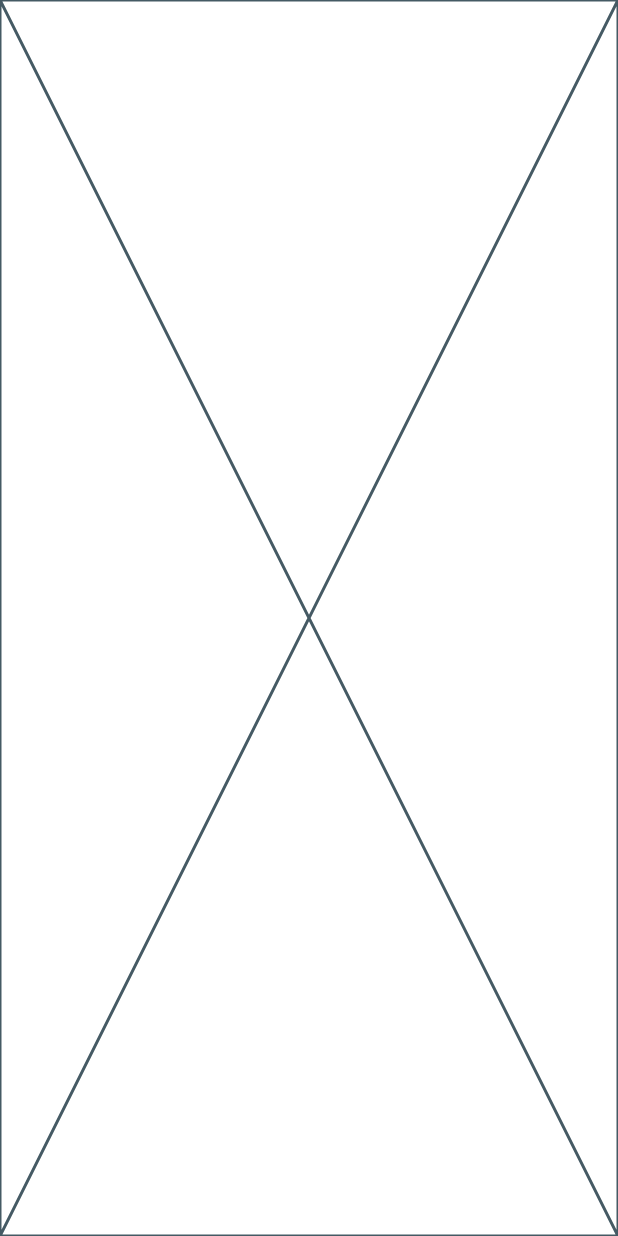
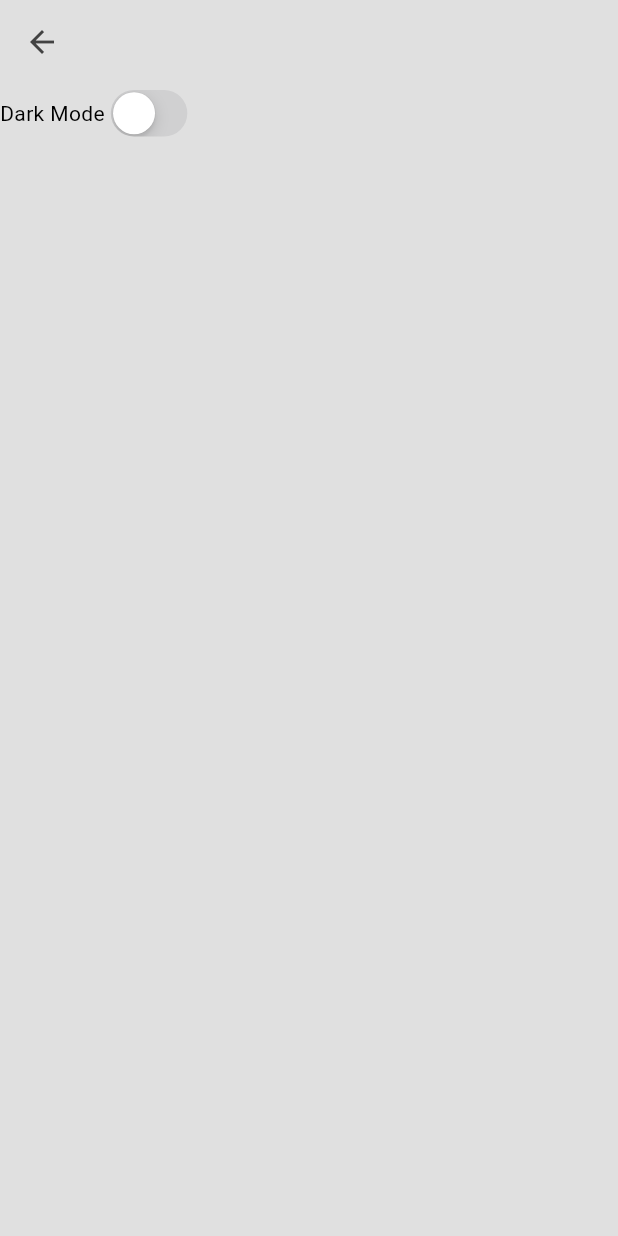
Before and after one commit to faldi17/notes-flutter, a Flutter app: the screen it shows after launch, in the side drawer, after a tap on "Settings", on a phone screen of 412 x 824 dp. Run offline on Flutter 3.47's test engine with Material 3 defaults, Android fonts, the phone set to English and light mode, and no system bars; our stand-ins replace google_fonts, isar; accounts and stored records are empty; generated files the repository leaves out were written again.

Commit message:
switch toggle theme light/dark

```diff
--- a/lib/pages/settings_page.dart
+++ b/lib/pages/settings_page.dart
@@ -1,10 +1,34 @@
+import 'package:flutter/cupertino.dart';
 import 'package:flutter/material.dart';
+import 'package:notes_flutter/theme/theme_provider.dart';
+import 'package:provider/provider.dart';
 
 class SettingsPage extends StatelessWidget {
   const SettingsPage({super.key});
 
   @override
   Widget build(BuildContext context) {
-    return const Placeholder();
+    return Scaffold(
+      backgroundColor: Theme.of(context).colorScheme.background,
+      appBar: AppBar(
+        elevation: 0,
+        backgroundColor: Colors.transparent,
+        foregroundColor: Theme.of(context).colorScheme.inversePrimary,
+      ),
+      body: Row(
+        children: [
+          // dark mode
+          Text("Dark Mode"),
+
+          // switch toggle
+          CupertinoSwitch(
+            value: Provider.of<ThemeProvider>(context, listen: false).isDarkMode,
+            onChanged: (value) => Provider.of<ThemeProvider>(
+              context, listen: false
+            ).toggleTheme(),
+          ),
+        ],
+      ),
+    );
   }
 }
```
